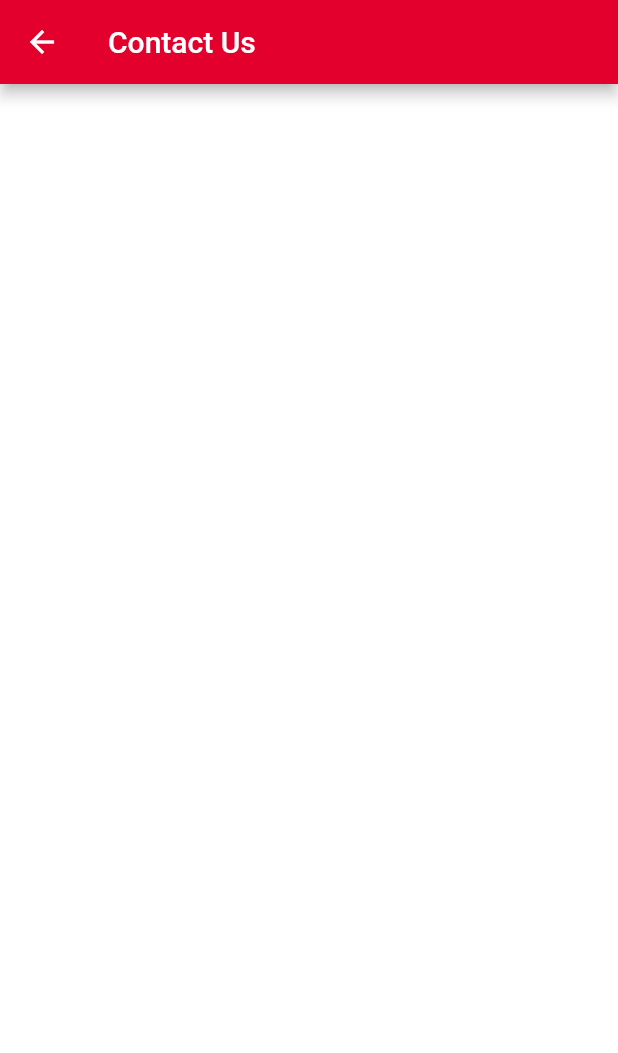
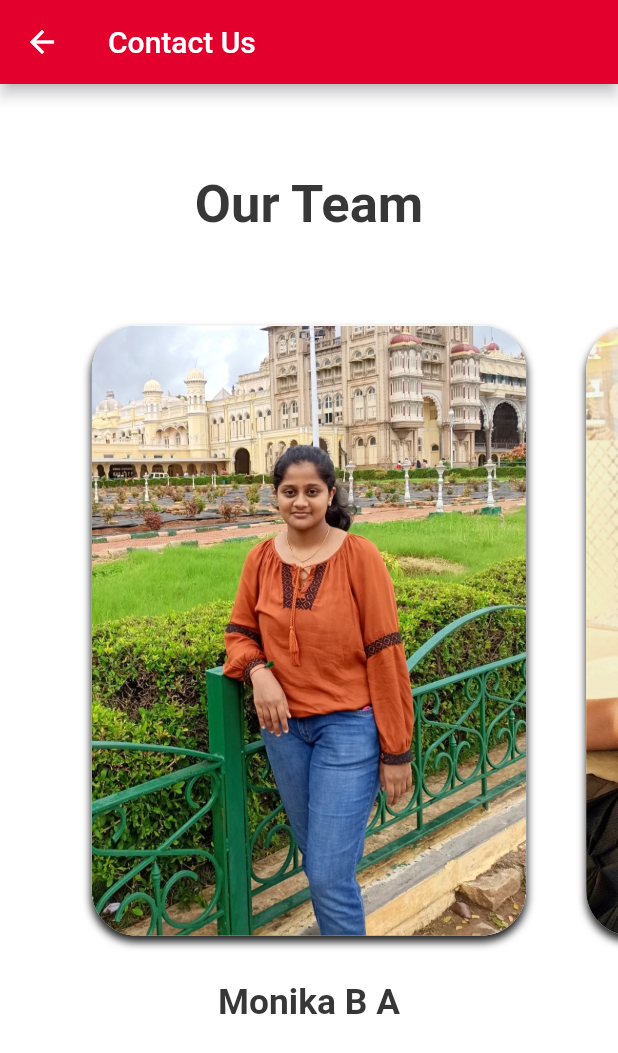
Before and after one commit to pranav-bharadwaj/Sanchari-app, a Flutter app: the ContactUs screen opened directly, on a phone screen of 412 x 824 dp. Shown: the top 1053 px of the screen. Run offline on Flutter 3.47's test engine with Material 2 defaults, Android fonts, the phone set to English and light mode, and no system bars; our stand-ins replace animated_splash_screen, cloud_firestore, curved_navigation_bar, firebase_core, flutter_screenutil, google_maps_flutter and 2 more; missing offline and left inert: google_place; accounts and stored records are empty; network calls fail; Roboto replaces fonts that are missing (SFProText).

Commit message:
Added Contact Us Page

```diff
--- /dev/null
+++ b/lib/Models/contactUs_model.dart
@@ -0,0 +1,22 @@
+class ContactUsModel{
+  final String name;
+  final String role;
+  final String phone;
+  final String email;
+  final String image;
+
+  ContactUsModel(
+    this.name,
+    this.role,
+    this.phone,
+    this.email,
+    this.image,
+  );
+}
+
+List<ContactUsModel> contactUsList = [
+  ContactUsModel("Monika B A", "Software Engineer", "7676373298", "bamonika@gmail.com", "assets/team/monika.jpeg"),
+  ContactUsModel("Jeethendra S R", "Software Developer", "7676373298", "jeethendrajeethu8@gmail.com", "assets/team/jeethendra.jpeg"),
+  ContactUsModel("Nischitha", "Software Engineer", "7676373298", "nischushetty@gmail.com", "assets/team/nischitha.jpeg"),
+  ContactUsModel("Pranav V Bharadwaj", "Software Developer", "6363255811", "pranavbharadwaj@gmail.com", "assets/team/pranav.jpeg"),
+];
--- a/lib/UI/contactUs.dart
+++ b/lib/UI/contactUs.dart
@@ -1,4 +1,10 @@
+import 'dart:math';
+
 import "package:flutter/material.dart";
+import 'package:flutter_screenutil/flutter_screenutil.dart';
+import 'package:sanchari/Models/contactUs_model.dart';
+import 'package:sanchari/UI/contactUsDetails.dart';
+import 'package:sanchari/constants.dart';
 
 class ContactUs extends StatefulWidget {
   const ContactUs({Key? key}) : super(key: key);
@@ -8,13 +14,118 @@ class ContactUs extends StatefulWidget {
 }
 
 class _ContactUsState extends State<ContactUs> {
+  late PageController _pageController;
+  int _currentPage = 0;
+  @override
+  void initState() {
+    super.initState();
+    _pageController =
+        PageController(initialPage: _currentPage, viewportFraction: 0.8);
+  }
+
+  @override
+  void dispose() {
+    super.dispose();
+    _pageController.dispose();
+  }
+
   @override
   Widget build(BuildContext context) {
     return Scaffold(
       appBar: AppBar(
         title: Text('Contact Us'),
-        backgroundColor: const Color(0xffE3002C),
+        backgroundColor: kAccentColor,
+      ),
+      body: Padding(
+        padding: EdgeInsets.symmetric(vertical: 20),
+        child: Column(
+          children: [
+            Padding(
+              padding: EdgeInsets.all(40.0),
+              child: Center(
+                  child: Text(
+                "Our Team",
+                style: TextStyle(fontWeight: FontWeight.bold, fontSize: 35),
+              )),
+            ),
+            AspectRatio(
+              aspectRatio: 0.85,
+              child: PageView.builder(
+                  itemCount: contactUsList.length,
+                  controller: _pageController,
+                  physics: ClampingScrollPhysics(),
+                  itemBuilder: (context, index) {
+                    return carouselView(index);
+                  }),
+            )
+          ],
+        ),
       ),
     );
   }
+
+  Widget carouselView(int index) {
+    return AnimatedBuilder(
+      animation: _pageController,
+      builder: (context, child) {
+        double value = 0.0;
+        if (_pageController.position.haveDimensions) {
+          value = index.toDouble() - (_pageController.page ?? 0);
+          value = (value * 0.038).clamp(-1, 1);
+        }
+        return Transform.rotate(
+          angle: pi * value,
+          child: carouselCard(contactUsList[index]),
+        );
+      },
+    );
+    // return carouselCard(contactUsList[index]);
+  }
+
+  Widget carouselCard(ContactUsModel data) {
+    return Column(
+      children: [
+        Expanded(
+          child: Padding(
+            padding: const EdgeInsets.all(20.0),
+            child: Hero(
+              tag: data.image,
+              child: GestureDetector(
+                onTap: () {
+                  Navigator.push(
+                      context,
+                      MaterialPageRoute(
+                          builder: (context) =>
+                              ContactUsDetailsScreen(data: data)));
+                },
+                child: Container(
+                  decoration: BoxDecoration(
+                      color: kLightPrimaryColor,
+                      borderRadius: BorderRadius.circular(30),
+                      image: DecorationImage(
+                          image: AssetImage(data.image), fit: BoxFit.cover),
+                      boxShadow: const [
+                        BoxShadow(
+                            offset: Offset(0, 4),
+                            blurRadius: 4,
+                            color: kDarkPrimaryColor)
+                      ]),
+                ),
+              ),
+            ),
+          ),
+        ),
+        Padding(
+          padding: const EdgeInsets.only(top: 10),
+          child: Text(
+            data.name,
+            style: TextStyle(
+              fontSize: ScreenUtil().setSp(kSpacingUnit.w * 1.8),
+              fontWeight: FontWeight.w600,
+            ),
+          ),
+        ),
+      ],
+    );
+  }
 }
--- a/lib/UI/profile.dart
+++ b/lib/UI/profile.dart
@@ -94,7 +94,7 @@ class Profile extends StatelessWidget {
                 },
                 child: ProfileListItem(
                   icon: LineAwesomeIcons.sync_icon,
-                  text: 'Update Bus Details',
+                  text: 'Update Bus Status',
                 ),
               ),
             ),
--- a/pubspec.yaml
+++ b/pubspec.yaml
@@ -72,6 +72,8 @@ flutter:
   # To add assets to your application, add an assets section, like this:
   assets:
     - assets/
+    - assets/team/
+    - assets/auth/
 
   # An image asset can refer to one or more resolution-specific "variants", see
   # https://flutter.dev/assets-and-images/#resolution-aware.
```
Also changed, not shown: lib/UI/contactUsDetails.dart (added, +104 -0 lines), assets/team/pranav.jpeg, 1 other file.
